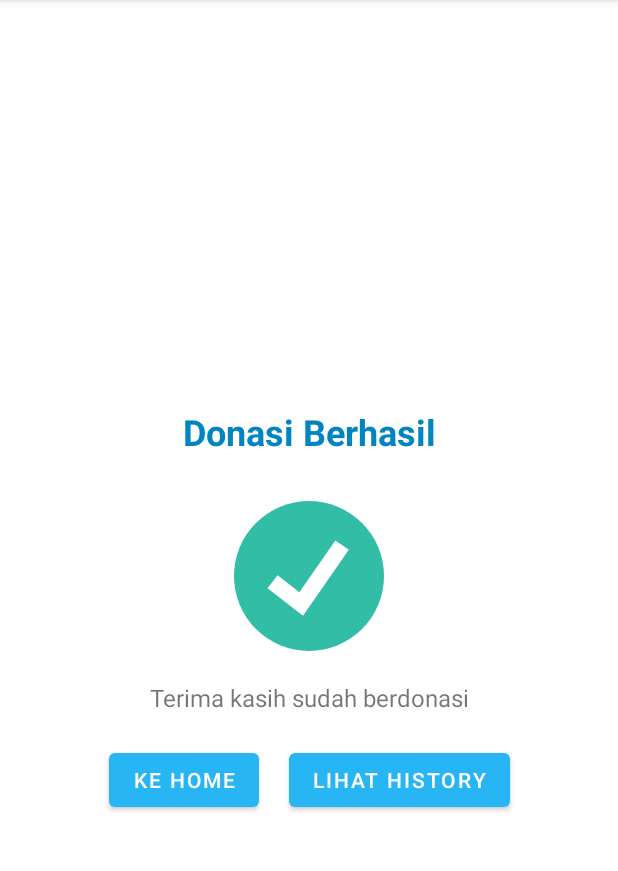
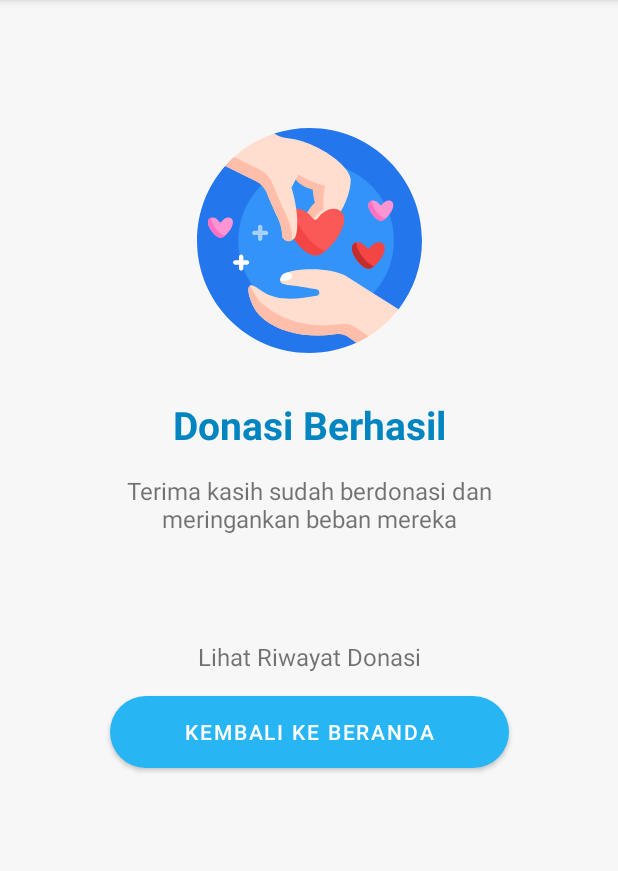
Before and after one commit to tamizna/YukBisaYuk, an Android app: the SuccessDonationActivity screen opened directly, with no data from a screen before it, on a phone screen of 412 x 824 dp, the part 84-955 px from its top. Run offline under Robolectric (Android 15) with nearby library versions, the phone set to English and light mode, and no system bars.

Commit message:
bagusin UI

```diff
--- a/app/build.gradle
+++ b/app/build.gradle
@@ -83,9 +83,6 @@ dependencies {
     // Material Design
     implementation "com.google.android.material:material:1.2.1"
 
-    // Material Dialog
-    implementation 'com.afollestad.material-dialogs:core:3.3.0'
-
     // room database
     implementation "androidx.room:room-runtime:$room_version"
     kapt "androidx.room:room-compiler:$room_version"
--- /dev/null
+++ b/app/src/main/res/drawable/ic_fist.xml
@@ -0,0 +1,21 @@
+<vector xmlns:android="http://schemas.android.com/apk/res/android"
+    android:width="512dp"
+    android:height="512dp"
+    android:viewportWidth="512"
+    android:viewportHeight="512">
+  <path
+      android:pathData="m242.547,350.766 l29.614,110.276 -29.614,50.958c-16.211,0 -42.587,-0.01 -88.873,-0.01 -11.068,-0.01 -20.04,-8.983 -20.04,-20.05v-105.615z"
+      android:fillColor="#bdeaf9"/>
+  <path
+      android:pathData="m351.45,386.325v105.625c0,11.078 -8.983,20.05 -20.05,20.05h-88.854v-43.359,-117.708z"
+      android:fillColor="#9de1f7"/>
+  <path
+      android:pathData="m242.547,66.775 l17.083,87.499 -17.083,234.066h-108.914v-2.015c0.05,-26.005 0.972,-34.737 -4.912,-48.902 -8.11,-19.449 -17.023,-20.04 -25.915,-37.313 -4.622,-8.992 -7.088,-18.988 -7.088,-29.223v-161.235c0,-19.77 16.732,-36.321 37.163,-35.94 19.8,0.361 35.74,16 35.74,35.238v-41.483c0,-19.759 16.726,-36.311 37.138,-35.95 19.819,0.341 36.788,15.98 36.788,35.258z"
+      android:fillColor="#ffd9b3"/>
+  <path
+      android:pathData="m388.342,66.775v74.166l-51.349,247.4h-94.447v-353.085c0,-19.739 16.782,-35.659 37.193,-35.248 19.95,0.381 35.719,16.602 35.719,35.9v30.737c0.07,-19.419 16.351,-35.138 36.441,-35.138 20.102,0 36.443,15.759 36.443,35.268z"
+      android:fillColor="#fb9"/>
+  <path
+      android:pathData="m355.306,386.41 l47.117,-55.075c8.958,-10.471 13.859,-23.637 13.859,-37.228v-92.357c0,-38.704 -32.441,-70.08 -72.458,-70.08h-0.447,-53.911c-20.543,0 -37.608,16.11 -37.198,35.975 0.396,19.14 16.561,34.537 36.445,34.537h54.662c0.001,0 0.003,0.001 0.003,0.003v33.442c-40.264,0 -72.904,31.569 -72.904,70.512v41.497,40.705c40.338,0 81.016,0 80.855,0 1.54,-0.004 2.995,-0.783 3.977,-1.931z"
+      android:fillColor="#ff9680"/>
+</vector>
--- /dev/null
+++ b/app/src/main/res/drawable/ic_give_love.xml
@@ -0,0 +1,57 @@
+<vector xmlns:android="http://schemas.android.com/apk/res/android"
+    android:width="512dp"
+    android:height="512dp"
+    android:viewportWidth="512"
+    android:viewportHeight="512">
+  <path
+      android:pathData="m256,0c141.385,0 256,114.615 256,256 0,58.802 -19.825,112.973 -53.156,156.194 -1.55,2.009 -13.343,2.206 -14.951,4.167 -22.8,27.823 -41.132,43.769 -73.612,60 -2.484,1.241 -4.991,11.22 -7.521,12.382 -32.495,14.932 -68.655,23.257 -106.76,23.257 -141.385,0 -256,-114.615 -256,-256 0,-65.032 24.249,-124.401 64.199,-169.558 1.994,-2.254 15.581,0.102 17.652,-2.081 27.31,-28.771 52.448,-47.794 90.553,-61.447 2.112,-0.757 1.472,-9.469 3.609,-10.171 25.166,-8.269 52.054,-12.743 79.987,-12.743z"
+      android:fillColor="#2476ed"/>
+  <path
+      android:pathData="m271,79c97.754,0 177,79.246 177,177s-79.246,177 -177,177 -177,-79.246 -177,-177 79.246,-177 177,-177z"
+      android:fillColor="#3493f8"/>
+  <path
+      android:pathData="m162.077,238.667c0,2.761 -2.238,5 -5,5h-8.334v8.333c0,2.761 -2.238,5 -5,5s-5,-2.239 -5,-5v-8.333h-8.333c-2.762,0 -5,-2.239 -5,-5s2.238,-5 5,-5h8.333v-8.333c0,-2.761 2.238,-5 5,-5s5,2.239 5,5v8.333h8.334c2.762,0 5,2.238 5,5z"
+      android:fillColor="#a7d0fc"/>
+  <path
+      android:pathData="m118.788,306.125c0,2.761 -2.238,5 -5,5h-8.334v8.333c0,2.761 -2.238,5 -5,5s-5,-2.239 -5,-5v-8.333h-8.333c-2.762,0 -5,-2.239 -5,-5s2.238,-5 5,-5h8.333v-8.333c0,-2.761 2.238,-5 5,-5s5,2.239 5,5v8.333h8.334c2.762,0 5,2.239 5,5z"
+      android:fillColor="#fff"/>
+  <path
+      android:pathData="m443.257,188.053c-5.738,11.268 -16.794,22.27 -24.262,22.895 -0.21,0.019 -0.424,0.028 -0.642,0.028 -0.217,0 -0.431,-0.009 -0.642,-0.028 -7.468,-0.625 -18.525,-11.627 -24.262,-22.895 -6.383,-12.535 -3.768,-20.653 3.518,-22.696 6.017,-1.687 13.337,1.297 19.299,9.449 0.994,1.359 3.181,1.359 4.175,0 5.962,-8.152 13.282,-11.136 19.299,-9.449 7.285,2.043 9.9,10.161 3.517,22.696zM74.74,204.357c-6.017,-1.687 -13.337,1.297 -19.299,9.449 -0.994,1.359 -3.181,1.359 -4.175,0 -5.962,-8.152 -13.282,-11.136 -19.299,-9.449 -7.285,2.043 -9.901,10.161 -3.518,22.696 5.738,11.268 16.794,22.27 24.262,22.895 0.21,0.019 0.424,0.028 0.642,0.028 0.217,0 0.431,-0.009 0.642,-0.028 7.468,-0.625 18.524,-11.627 24.262,-22.895 6.383,-12.535 3.768,-20.653 -3.517,-22.696z"
+      android:fillColor="#ff94d2"/>
+  <path
+      android:pathData="m428.053,206.701c-3.207,2.448 -6.365,4.022 -9.058,4.247 -0.21,0.019 -0.424,0.028 -0.642,0.028 -0.217,0 -0.431,-0.009 -0.642,-0.028 -7.468,-0.625 -18.525,-11.627 -24.262,-22.895 -6.383,-12.535 -3.768,-20.653 3.518,-22.696 0.198,-0.055 0.397,-0.106 0.598,-0.151 0.046,4.074 1.385,9.039 4.31,14.783 6.166,12.11 17.488,23.962 26.178,26.712zM36.874,218.989c-2.925,-5.744 -4.263,-10.709 -4.31,-14.783 -0.201,0.045 -0.4,0.096 -0.598,0.151 -7.285,2.043 -9.901,10.161 -3.518,22.696 5.738,11.268 16.794,22.27 24.262,22.895 0.21,0.019 0.424,0.028 0.642,0.028 0.217,0 0.431,-0.009 0.642,-0.028 2.692,-0.225 5.85,-1.799 9.058,-4.247 -8.689,-2.75 -20.011,-14.602 -26.178,-26.712z"
+      android:fillColor="#ff72c3"/>
+  <path
+      android:pathData="m319.292,118.075c-1.916,28.488 -13.857,66.494 -27.076,75.919 -0.667,0.659 -1.388,1.329 -2.168,2.011 -12.5,10.925 -35.177,20.653 -41.346,13.595 -6.168,-7.058 6.509,-28.229 19.008,-39.153 0.195,-0.17 0.388,-0.337 0.581,-0.5 -2.476,-9.076 -4.224,-19.632 -5.107,-30.195 -6.131,-1.074 -12.678,-3.28 -19.116,-6.641 -20.251,-10.571 -31.754,-28.555 -25.692,-40.169s64.328,-17.499 75.382,-16.756c15.588,1.048 27.762,8.759 25.534,41.889z"
+      android:fillColor="#ffbeaa"/>
+  <path
+      android:pathData="m346.666,142.365c-6.595,27.78 -24.65,63.291 -39.244,70.403 -0.766,0.54 -1.589,1.082 -2.471,1.625 -14.133,8.71 -38.106,14.558 -43.023,6.579 -4.918,-7.98 11.082,-26.766 25.215,-35.476 0.22,-0.136 0.439,-0.268 0.655,-0.397 -1.726,-17.128 -0.226,-38.739 3.825,-55.802 7.67,-32.307 21.58,-36.072 36.78,-32.464 9.721,2.308 18.185,6.317 20.606,17.904 1.364,6.531 0.421,15.984 -2.343,27.628z"
+      android:fillColor="#ffdecf"/>
+  <path
+      android:pathData="m326.626,237.348c-13.277,26.074 -38.86,51.532 -56.141,52.978 -0.487,0.044 -0.982,0.066 -1.485,0.065 -0.503,0.001 -0.998,-0.021 -1.485,-0.065 -17.281,-1.446 -42.864,-26.904 -56.141,-52.978 -14.77,-29.005 -8.718,-47.789 8.14,-52.516 13.922,-3.904 30.86,3.001 44.656,21.863 2.3,3.144 7.36,3.144 9.66,0 13.796,-18.862 30.734,-25.767 44.657,-21.863 16.857,4.726 22.909,23.51 8.139,52.516z"
+      android:fillColor="#fb5858"/>
+  <path
+      android:pathData="m291.443,280.497c-7.421,5.665 -14.729,9.307 -20.958,9.828 -0.487,0.044 -0.982,0.066 -1.485,0.065 -0.503,0.001 -0.998,-0.021 -1.485,-0.065 -17.281,-1.446 -42.864,-26.904 -56.141,-52.978 -14.77,-29.005 -8.718,-47.789 8.14,-52.516 0.458,-0.128 0.919,-0.245 1.383,-0.35 0.107,9.428 3.205,20.916 9.972,34.206 14.268,28.023 40.468,55.447 60.574,61.81z"
+      android:fillColor="#f44545"/>
+  <path
+      android:pathData="m347.489,125.023c-9.596,18.384 -56.567,12.83 -104.912,-12.405 -4.128,-2.155 -8.133,-4.384 -11.999,-6.669l-15.738,30.15c13.353,39.808 17.357,92.988 9.6,110.323 -0.654,1.819 -1.67,3.45 -3.063,4.803 -6.705,6.515 -15.95,9.936 -25.142,0.476 -1.562,-1.607 -2.262,-3.79 -2.304,-6.26 -0.242,-14.239 -4.145,-28.189 -10.308,-41.027 -8.871,-18.479 -17.709,-39.512 -25.134,-57.671l-0.077,-0.188c-4.559,-11.163 -13.057,-20.266 -23.881,-25.58l-70.332,-34.532c29.744,-33.621 68.191,-59.363 111.814,-73.699l3.425,1.944c8.489,4.817 17.942,7.608 27.665,8.46 19.474,1.707 44.658,9.548 70.226,22.894 48.345,25.236 79.757,60.597 70.16,78.981z"
+      android:fillColor="#ffdecf"/>
+  <path
+      android:pathData="m216.994,254.733c-6.079,3.865 -13.435,4.504 -20.758,-3.032 -1.562,-1.607 -2.262,-3.79 -2.304,-6.26 -0.242,-14.239 -4.146,-28.19 -10.309,-41.029 -8.871,-18.479 -17.709,-39.511 -25.133,-57.67 -0.026,-0.063 -0.051,-0.125 -0.077,-0.188 -4.535,-11.112 -12.935,-20.206 -23.708,-25.495l-70.506,-34.616c6.325,-7.149 13.043,-13.942 20.121,-20.344l57.62,28.291c13.536,6.646 24.09,18.071 29.788,32.033 0.032,0.078 0.064,0.157 0.096,0.236 9.328,22.815 20.433,49.241 31.578,72.458 7.744,16.131 12.648,33.659 12.952,51.55 0.025,1.445 0.23,2.813 0.64,4.066z"
+      android:fillColor="#ffbeaa"/>
+  <path
+      android:pathData="m458.844,412.194c-25.212,32.693 -58.151,59.122 -96.083,76.55l-31.917,-22.824c-36.709,8.716 -85.128,9.369 -128.375,-4.749 -48.684,-15.893 -67.221,-42.472 -72.028,-51.179 -10.512,-19.043 -18.141,-45.816 -10.29,-51.179 6.524,-4.455 20.565,7.987 31.849,15.187 32.434,20.696 79.416,15.43 120.174,7.94 8.428,-1.549 8.323,-13.663 -0.132,-15.059 -10.26,-1.694 -20.25,-3.204 -31.987,-5.161 -27.384,-4.568 -48.192,-3.83 -50.438,-12.415 -0.714,-2.732 0.087,-8.703 3.299,-13.457 0.972,-1.438 2.248,-2.589 3.746,-3.451 15.351,-10.445 70.632,-15.253 108.718,-7.08 14.268,3.062 24.58,6.514 31.896,10.252 3.619,1.849 35.63,22.622 35.63,22.622z"
+      android:fillColor="#ffdecf"/>
+  <path
+      android:pathData="m390.437,473.901c-8.879,5.49 -18.119,10.452 -27.676,14.843l-16.576,-11.854c-9.309,-6.657 -20.851,-9.448 -32.159,-7.682 -33.954,5.303 -74.64,4.015 -111.557,-8.037 -48.684,-15.893 -67.221,-42.472 -72.028,-51.179 -10.512,-19.043 -18.141,-45.816 -10.29,-51.179 0.39,-0.267 0.808,-0.472 1.25,-0.622 2.906,8.977 19.074,34.464 22.946,38.04 61.31,56.636 137.848,57.019 183.491,49.657 11.447,-1.846 23.161,0.749 32.699,7.343z"
+      android:fillColor="#ffbeaa"/>
+  <path
+      android:pathData="m189.4,346.194c0.175,-3.005 1.24,-6.981 3.515,-10.347 0.972,-1.438 2.248,-2.589 3.746,-3.451 2.046,-1.392 4.801,-2.684 8.13,-3.858 5.842,0.236 10.468,2.812 11.291,6.775 1.08,5.2 -4.797,10.819 -13.126,12.549 -5.308,1.103 -10.33,0.361 -13.556,-1.668z"
+      android:fillColor="#fff"/>
+  <path
+      android:pathData="m422.58,290.399c-7.535,14.797 -22.053,29.244 -31.86,30.065 -0.276,0.025 -0.557,0.037 -0.843,0.037 -0.286,0.001 -0.567,-0.012 -0.843,-0.037 -9.807,-0.821 -24.325,-15.268 -31.86,-30.065 -8.382,-16.461 -4.947,-27.12 4.619,-29.803 7.901,-2.215 17.513,1.703 25.343,12.407 1.305,1.784 4.177,1.784 5.482,0 7.829,-10.704 17.442,-14.623 25.343,-12.407 9.567,2.683 13.001,13.343 4.619,29.803z"
+      android:fillColor="#f44545"/>
+  <path
+      android:pathData="m402.614,314.887c-4.212,3.215 -8.359,5.281 -11.894,5.577 -0.276,0.025 -0.557,0.037 -0.843,0.037 -0.286,0.001 -0.567,-0.012 -0.843,-0.037 -9.807,-0.821 -24.325,-15.268 -31.86,-30.065 -8.382,-16.461 -4.947,-27.12 4.619,-29.803 0.26,-0.073 0.521,-0.139 0.785,-0.198 0.061,5.35 1.819,11.87 5.659,19.412 8.099,15.902 22.967,31.465 34.377,35.077z"
+      android:fillColor="#c42d2d"/>
+</vector>
--- a/app/src/main/res/layout/activity_detail_donation.xml
+++ b/app/src/main/res/layout/activity_detail_donation.xml
@@ -59,6 +59,7 @@
 
         <Button
             android:id="@+id/btnDonationNow"
+            style="@style/Btn.Blue"
             android:layout_width="match_parent"
             android:layout_height="wrap_content"
             android:layout_marginHorizontal="15dp"
--- a/app/src/main/res/layout/activity_splash.xml
+++ b/app/src/main/res/layout/activity_splash.xml
@@ -4,14 +4,14 @@
     xmlns:tools="http://schemas.android.com/tools"
     android:layout_width="match_parent"
     android:layout_height="match_parent"
-    android:background="@color/dark_blue_400"
+    android:background="@color/light_blue_400"
     tools:context=".splashLogin.SplashActivity">
 
     <ImageView
         android:id="@+id/imgLogo"
         android:layout_width="150dp"
         android:layout_height="150dp"
-        android:src="@mipmap/ic_fist"
+        android:src="@drawable/ic_fist"
         app:layout_constraintBottom_toBottomOf="parent"
         app:layout_constraintEnd_toEndOf="parent"
         app:layout_constraintStart_toStartOf="parent"
@@ -21,6 +21,7 @@
         android:id="@+id/txtNameApp"
         android:layout_width="match_parent"
         android:layout_height="wrap_content"
+        android:layout_marginTop="15dp"
         android:alpha="0"
         android:text="@string/yukbisayuk"
         android:textAlignment="center"
--- a/app/src/main/res/layout/activity_success_donation.xml
+++ b/app/src/main/res/layout/activity_success_donation.xml
@@ -4,62 +4,66 @@
     xmlns:tools="http://schemas.android.com/tools"
     android:layout_width="match_parent"
     android:layout_height="match_parent"
+    android:background="@color/grey"
     android:padding="15dp"
     tools:context=".successDonation.SuccessDonationActivity">
 
-    <TextView
-        android:layout_width="match_parent"
-        android:layout_height="wrap_content"
-        android:layout_marginBottom="30dp"
-        android:text="@string/donasi_berhasil"
-        android:textAlignment="center"
-        android:textColor="@color/dark_blue_400"
-        android:textSize="24sp"
-        android:textStyle="bold"
-        app:layout_constraintBottom_toTopOf="@id/imgSuccess" />
-
     <ImageView
         android:id="@+id/imgSuccess"
-        android:layout_width="100dp"
-        android:layout_height="100dp"
-        android:src="@drawable/ic_check"
-        app:layout_constraintBottom_toBottomOf="parent"
+        android:layout_width="150dp"
+        android:layout_height="150dp"
+        android:layout_marginTop="70dp"
+        android:src="@drawable/ic_give_love"
         app:layout_constraintEnd_toEndOf="parent"
         app:layout_constraintStart_toStartOf="parent"
         app:layout_constraintTop_toTopOf="parent" />
 
     <TextView
+        android:id="@+id/txtSuccess"
+        android:layout_width="match_parent"
+        android:layout_height="wrap_content"
+        android:layout_marginTop="30dp"
+        android:layout_marginBottom="30dp"
+        android:text="@string/donasi_berhasil"
+        android:textAlignment="center"
+        android:textColor="@color/dark_blue_400"
+        android:textSize="26sp"
+        android:textStyle="bold"
+        app:layout_constraintTop_toBottomOf="@id/imgSuccess" />
+
+    <TextView
         android:id="@+id/txtThankYou"
         android:layout_width="match_parent"
         android:layout_height="wrap_content"
-        android:layout_marginTop="20dp"
+        android:layout_marginTop="15dp"
+        android:paddingHorizontal="35dp"
         android:text="@string/terima_kasih_sudah_berdonasi"
         android:textAlignment="center"
         android:textSize="16sp"
-        app:layout_constraintTop_toBottomOf="@id/imgSuccess" />
+        app:layout_constraintTop_toBottomOf="@id/txtSuccess" />
 
-    <Button
-        android:id="@+id/btnGoHome"
+    <TextView
+        android:id="@+id/btnSeeHistory"
         android:layout_width="wrap_content"
         android:layout_height="wrap_content"
-        android:layout_marginTop="20dp"
-        android:layout_marginEnd="10dp"
-        android:text="@string/ke_beranda"
-        app:layout_constraintEnd_toStartOf="@id/btnSeeHistory"
-        app:layout_constraintHorizontal_chainStyle="packed"
+        android:layout_marginTop="60dp"
+        android:padding="10dp"
+        android:text="@string/lihat_riwayat_transaksi"
+        android:textSize="16sp"
+        app:layout_constraintEnd_toEndOf="parent"
         app:layout_constraintStart_toStartOf="parent"
         app:layout_constraintTop_toBottomOf="@id/txtThankYou" />
 
     <Button
-        android:id="@+id/btnSeeHistory"
+        android:id="@+id/btnGoHome"
+        style="@style/Btn.Blue"
         android:layout_width="wrap_content"
         android:layout_height="wrap_content"
-        android:layout_marginStart="10dp"
-        android:layout_marginTop="20dp"
-        android:text="@string/lihat_riwayat_transaksi"
+        android:layout_marginTop="5dp"
+        android:paddingHorizontal="50dp"
+        android:text="@string/ke_beranda"
         app:layout_constraintEnd_toEndOf="parent"
-        app:layout_constraintHorizontal_chainStyle="packed"
-        app:layout_constraintStart_toEndOf="@id/btnGoHome"
-        app:layout_constraintTop_toBottomOf="@id/txtThankYou" />
+        app:layout_constraintStart_toStartOf="parent"
+        app:layout_constraintTop_toBottomOf="@id/btnSeeHistory" />
 
 </androidx.constraintlayout.widget.ConstraintLayout>
--- a/app/src/main/res/layout/bottom_sheet_input_nominal_donation.xml
+++ b/app/src/main/res/layout/bottom_sheet_input_nominal_donation.xml
@@ -37,10 +37,11 @@
 
     <Button
         android:id="@+id/btnDonation"
+        style="@style/Btn.Blue"
         android:layout_width="match_parent"
         android:layout_height="wrap_content"
         android:layout_marginTop="15dp"
-        android:text="@string/lanjut_pembayaran"
+        android:text="@string/donasi"
         app:layout_constraintStart_toStartOf="parent"
         app:layout_constraintTop_toBottomOf="@id/edtLayNominal" />
 
--- a/app/src/main/res/values/strings.xml
+++ b/app/src/main/res/values/strings.xml
@@ -12,17 +12,17 @@
     <string name="masukkan_nominal_donasi">Masukkan Nominal Donasi</string>
     <string name="masukkan_username">Masukkan Username</string>
     <string name="masukkan_password">Masukkan Password</string>
-    <string name="lanjut_pembayaran">Lanjut Pembayaran</string>
+    <string name="donasi">Donasi</string>
     <string name="pilihan_donasi">Pilihan Donasi</string>
     <string name="yukbisayuk">#YukBisaYuk</string>
     <string name="dummy_title_donation">Bangun Madrasah Pertama untuk Pelosok NTT</string>
     <string name="dummy_current_target_donation">Rp 114.017 terkumpul dari Rp 474.466</string>
     <string name="history">History</string>
     <string name="loading">loading</string>
-    <string name="terima_kasih_sudah_berdonasi">Terima kasih sudah berdonasi</string>
+    <string name="terima_kasih_sudah_berdonasi">Terima kasih sudah berdonasi dan meringankan beban mereka</string>
     <string name="donasi_berhasil">Donasi Berhasil</string>
-    <string name="ke_beranda">Ke Home</string>
-    <string name="lihat_riwayat_transaksi">Lihat History</string>
+    <string name="ke_beranda">Kembali ke Beranda</string>
+    <string name="lihat_riwayat_transaksi">Lihat Riwayat Donasi</string>
     <string name="dummy_date">25 Januari 2021</string>
     <string name="dummy_nominal">Rp 50,000</string>
     <string name="login">Log in</string>
```
